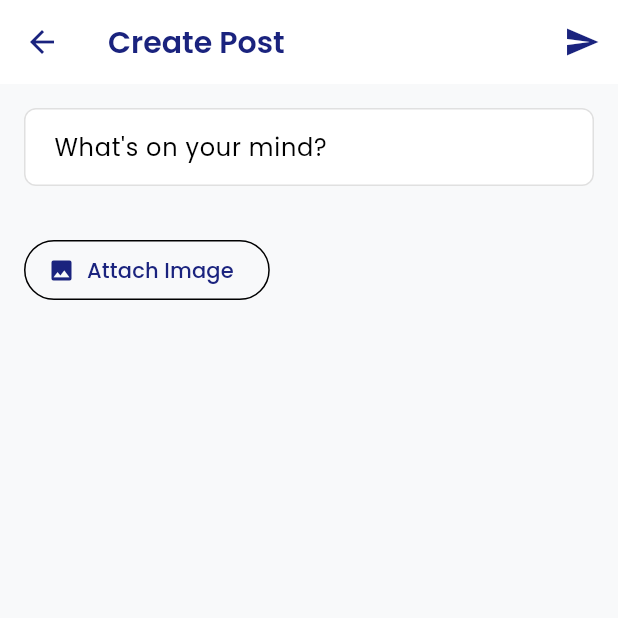
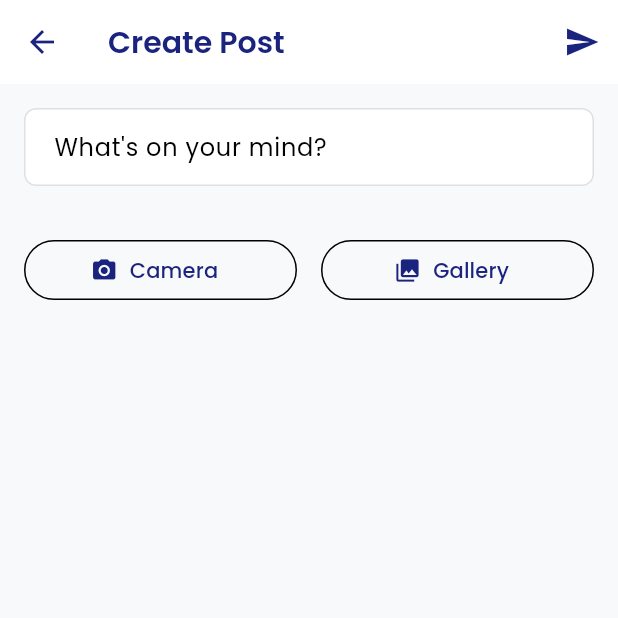
Before and after one commit to deep4nsh/Findom, a Flutter app: the CreatePostScreen screen opened directly, on a phone screen of 412 x 824 dp, the top half of it. Run offline on Flutter 3.47's test engine with Material 3 defaults, Android fonts, the phone set to English and light mode, and no system bars; our stand-ins replace cloud_firestore, firebase_auth, firebase_core, firebase_messaging, flutter_local_notifications, get_it and 5 more; missing offline and left inert: algolia, cloudinary_public; accounts and stored records are empty; network calls fail.

Commit message:
feat: Enable image selection from camera and gallery for posts by adding platform permissions and updating the UI.

```diff
--- a/lib/screens/posts/create_post_screen.dart
+++ b/lib/screens/posts/create_post_screen.dart
@@ -22,8 +22,8 @@ class _CreatePostScreenState extends State<CreatePostScreen> {
   XFile? _imageFile;
   bool _isSubmitting = false;
 
-  Future<void> _pickImage() async {
-    final XFile? selectedImage = await _picker.pickImage(source: ImageSource.gallery);
+  Future<void> _pickImage(ImageSource source) async {
+    final XFile? selectedImage = await _picker.pickImage(source: source);
     setState(() {
       _imageFile = selectedImage;
     });
@@ -111,10 +111,24 @@ class _CreatePostScreenState extends State<CreatePostScreen> {
               if (_imageFile != null)
                 Image.file(File(_imageFile!.path), height: 200),
               const SizedBox(height: 16),
-              OutlinedButton.icon(
-                onPressed: _pickImage,
-                icon: const Icon(Icons.image),
-                label: const Text('Attach Image'),
+              Row(
+                children: [
+                  Expanded(
+                    child: OutlinedButton.icon(
+                      onPressed: () => _pickImage(ImageSource.camera),
+                      icon: const Icon(Icons.camera_alt),
+                      label: const Text('Camera'),
+                    ),
+                  ),
+                  const SizedBox(width: 16),
+                  Expanded(
+                    child: OutlinedButton.icon(
+                      onPressed: () => _pickImage(ImageSource.gallery),
+                      icon: const Icon(Icons.photo_library),
+                      label: const Text('Gallery'),
+                    ),
+                  ),
+                ],
               ),
               if (_isSubmitting) const Padding(
                 padding: EdgeInsets.only(top: 16.0),
```
Also changed, not shown: 2 other files.
